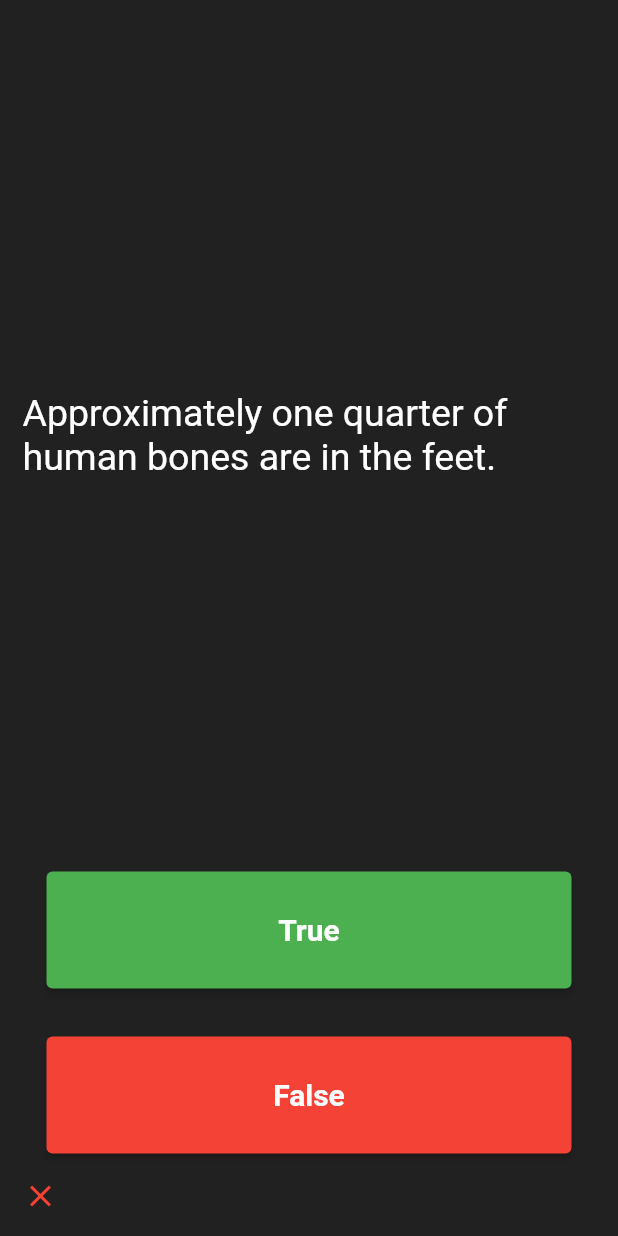
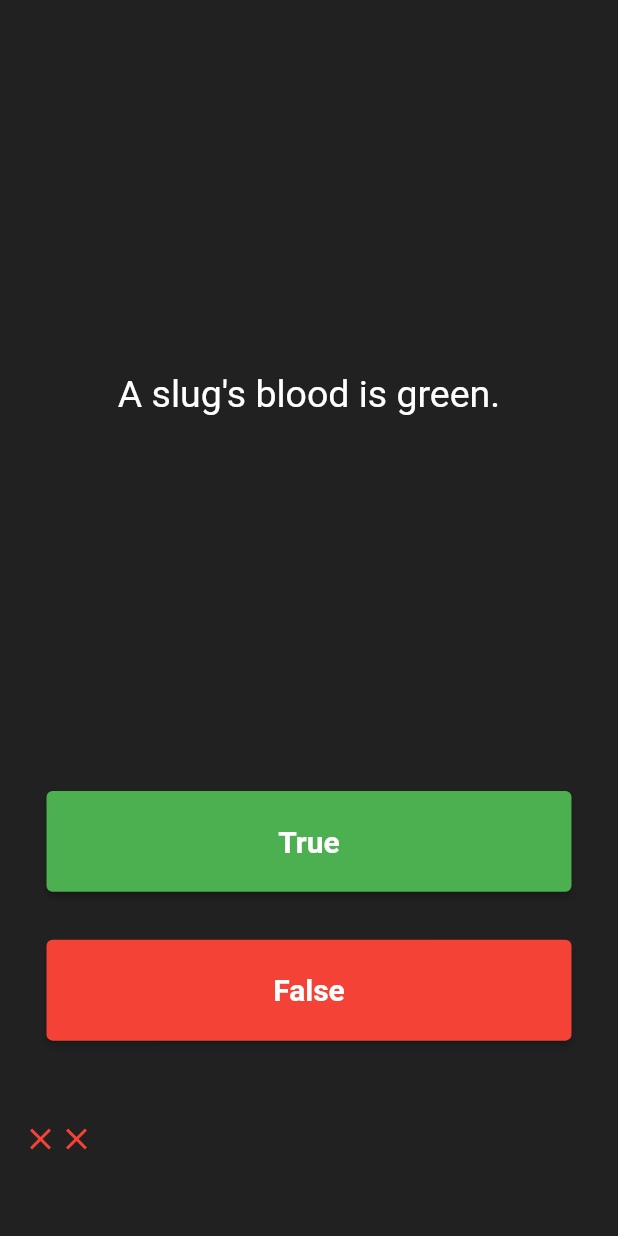
Before and after one commit to sanjiv576/mobileApp_flutter, a Flutter app: the screen it shows after launch, after a tap on "True", after a tap on "False", on a phone screen of 412 x 824 dp. Run offline on Flutter 3.47's test engine with Material 2 defaults, Android fonts, the phone set to English and light mode, and no system bars; our stand-ins replace audioplayers, rflutter_alert.

Commit message:
class for questions and answers

```diff
--- a/quizzer_flutter/lib/main.dart
+++ b/quizzer_flutter/lib/main.dart
@@ -1,5 +1,8 @@
 import 'package:flutter/material.dart';
-import 'package:quizzer_flutter/question.dart';
+// import 'package:quizzer_flutter/question.dart';
+import 'package:quizzer_flutter/quiz_brain.dart';
+// alert
+import 'package:rflutter_alert/rflutter_alert.dart';
 
 void main() {
   runApp(const MyApp());
@@ -31,7 +34,8 @@ class DicePage extends StatefulWidget {
 }
 
 class _DicePageState extends State<DicePage> {
-  int questionNumber = 0;
+  // assigned questionNumber in quiz_brain dart file
+  // int questionNumber = 0;
 
   List<Icon> scoreKeeper = [];
   // old technique
@@ -44,16 +48,49 @@ class _DicePageState extends State<DicePage> {
   // List<bool> answers = [false, true, true];
   // Question q3 = Question(question: 'A slug\'s blood is green.', answer: true);
 
-// using class and object technique
-  List<Question> questionBank = [
-    Question(
-        question: 'You can lead a cow down stairs but not up stairs.',
-        answer: false),
-    Question(
-        question: 'Approximately one quarter of human bones are in the feet.',
-        answer: true),
-    Question(question: 'A slug\'s blood is green.', answer: true)
-  ];
+// using class and object technique and now these are abstracted
+  // List<Question> questionBank = [
+  //   Question(
+  //       question: 'You can lead a cow down stairs but not up stairs.',
+  //       answer: false),
+  //   Question(
+  //       question: 'Approximately one quarter of human bones are in the feet.',
+  //       answer: true),
+  //   Question(question: 'A slug\'s blood is green.', answer: true)
+  // ];
+
+  QuizBrain quizBrain = QuizBrain();
+
+  void checkUserAnswer(bool userAnswer) {
+    setState(() {
+      if (quizBrain.isFinished()) {
+        Alert(
+                context: context,
+                title: "Finished!",
+                desc: "You've reached the end of the quiz.")
+            .show();
+
+        //  reset
+        quizBrain.reset();
+        // clear the scorekeeper
+        scoreKeeper = [];
+      } else {
+        // this can be changed so needs encapsulation
+        // quizBrain.questionBank[questionNumber].answer = true;
+        if (userAnswer == quizBrain.getAnswer()) {
+          scoreKeeper.add(
+            Icon(Icons.check, color: Colors.green),
+          );
+        } else {
+          scoreKeeper.add(
+            Icon(Icons.close, color: Colors.red),
+          );
+        }
+        // show next question
+        quizBrain.nextQuestion();
+      }
+    });
+  }
 
   @override
   Widget build(BuildContext context) {
@@ -65,7 +102,7 @@ class _DicePageState extends State<DicePage> {
           flex: 5,
           child: Center(
             child: Text(
-              '${questionBank[questionNumber].question}',
+              '${quizBrain.getQuestionText()}',
               style: TextStyle(
                 color: Colors.white,
                 fontSize: 25.0,
@@ -78,18 +115,7 @@ class _DicePageState extends State<DicePage> {
             padding: const EdgeInsets.all(16.0),
             child: ElevatedButton(
               onPressed: () {
-                setState(() {
-                  if (questionBank[questionNumber].answer == true) {
-                    scoreKeeper.add(
-                      Icon(Icons.check, color: Colors.green),
-                    );
-                  } else {
-                    scoreKeeper.add(
-                      Icon(Icons.close, color: Colors.red),
-                    );
-                  }
-                });
-                questionNumber++;
+                checkUserAnswer(true);
               },
               style: ElevatedButton.styleFrom(backgroundColor: Colors.green),
               child: Text(
@@ -103,7 +129,9 @@ class _DicePageState extends State<DicePage> {
           child: Padding(
             padding: const EdgeInsets.all(16.0),
             child: ElevatedButton(
-              onPressed: () {},
+              onPressed: () {
+                checkUserAnswer(false);
+              },
               style: ElevatedButton.styleFrom(backgroundColor: Colors.red),
               child: Text(
                 'False',
@@ -112,8 +140,10 @@ class _DicePageState extends State<DicePage> {
             ),
           ),
         ),
-        Row(
-          children: scoreKeeper,
+        Expanded(
+          child: Row(
+            children: scoreKeeper,
+          ),
         )
       ],
     );
--- a/quizzer_flutter/lib/question.dart
+++ b/quizzer_flutter/lib/question.dart
@@ -2,7 +2,7 @@ class Question {
   String? question;
   bool? answer;
   // use Null Safety technique in Constructor
-  Question({String? question, bool? answer}) {
+  Question(String? question, bool? answer) {
     this.question = question!;
     this.answer = answer!;
   }
--- /dev/null
+++ b/quizzer_flutter/lib/quiz_brain.dart
@@ -0,0 +1,69 @@
+import 'question.dart';
+
+class QuizBrain {
+  //  tracke question number
+  int _questionNumber = 0;
+  // encapsulation  here ---> avoid modification by external environment
+  List<Question> _questionBank = [
+    Question('You can lead a cow down stairs but not up stairs.', false),
+    Question('Approximately one quarter of human bones are in the feet.', true),
+    Question('A slug\'s blood is green.', true),
+    Question('Some cats are actually allergic to humans', true),
+    Question('You can lead a cow down stairs but not up stairs.', false),
+    Question('Approximately one quarter of human bones are in the feet.', true),
+    Question('A slug\'s blood is green.', true),
+    Question('Buzz Aldrin\'s mother\'s maiden name was "Moon".', true),
+    Question('It is illegal to pee in the Ocean in Portugal.', true),
+    Question(
+        'No piece of square dry paper can be folded in half more than 7 times.',
+        false),
+    Question(
+        'In London, UK, if you happen to die in the House of Parliament, you are technically entitled to a state funeral, because the building is considered too sacred a place.',
+        true),
+    Question(
+        'The loudest sound produced by any animal is 188 decibels. That animal is the African Elephant.',
+        false),
+    Question(
+        'The total surface area of two human lungs is approximately 70 square metres.',
+        true),
+    Question('Google was originally called "Backrub".', true),
+    Question(
+        'Chocolate affects a dog\'s heart and nervous system; a few ounces are enough to kill a small dog.',
+        true),
+    Question(
+        'In West Virginia, USA, if you accidentally hit an animal with your car, you are free to take it home to eat.',
+        true)
+  ];
+
+  // getter method to get questions only
+
+  String? getQuestionText() {
+    return _questionBank[_questionNumber].question;
+  }
+
+  // getter method to get answer only
+  bool? getAnswer() {
+    return _questionBank[_questionNumber].answer;
+  }
+
+  // get next question
+  void nextQuestion() {
+    if (_questionNumber < _questionBank.length - 1) {
+      _questionNumber++;
+    }
+  }
+
+  bool isFinished() {
+    if (_questionNumber == _questionBank.length - 1) {
+
+      // reset
+      // _questionNumber = -1; // this also works but some changes must be done in main file
+      return true;
+    }
+    return false;
+  }
+
+  void reset() {
+    _questionNumber = 0;
+  }
+}
```
